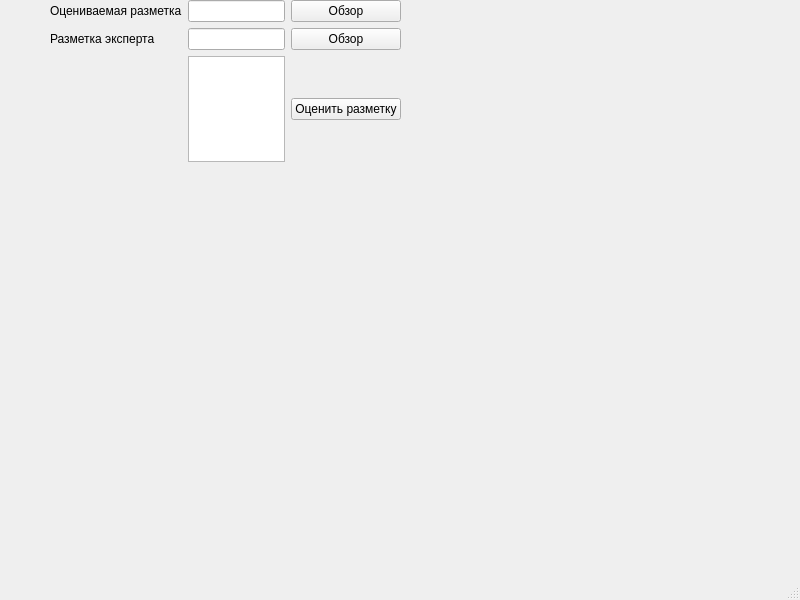
First picture: the form in application/mainwindow.ui, repository Indevem/medical-imaging-evaluation, before the edit.
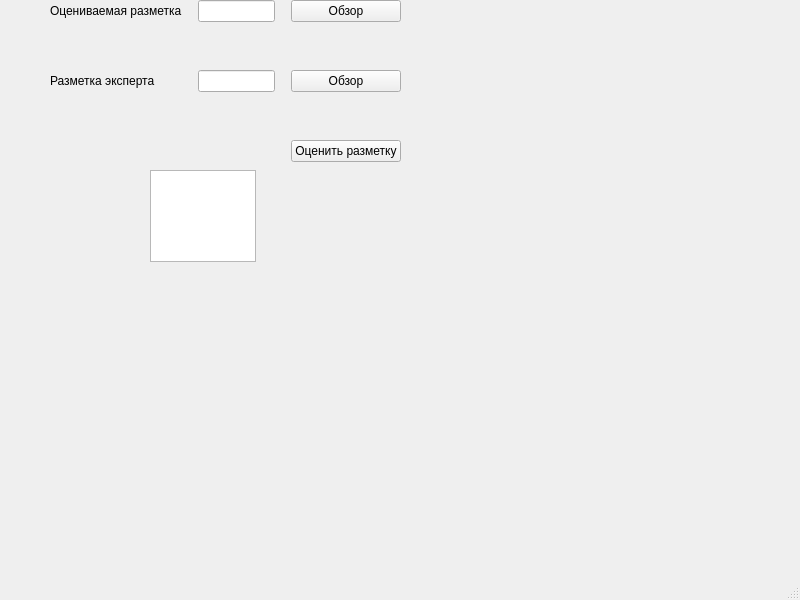
Second picture: the form after the edit.

```diff
--- a/application/mainwindow.ui
+++ b/application/mainwindow.ui
@@ -117,11 +117,24 @@
        </property>
       </spacer>
      </item>
-     <item row="5" column="2">
-      <widget class="QTableWidget" name="resalts_table"/>
-     </item>
     </layout>
    </widget>
+   <widget class="QTableView" name="resalts_table">
+    <property name="geometry">
+     <rect>
+      <x>150</x>
+      <y>170</y>
+      <width>106</width>
+      <height>92</height>
+     </rect>
+    </property>
+    <property name="sizePolicy">
+     <sizepolicy hsizetype="Maximum" vsizetype="Maximum">
+      <horstretch>0</horstretch>
+      <verstretch>0</verstretch>
+     </sizepolicy>
+    </property>
+   </widget>
   </widget>
   <widget class="QMenuBar" name="menubar">
    <property name="geometry">
```
